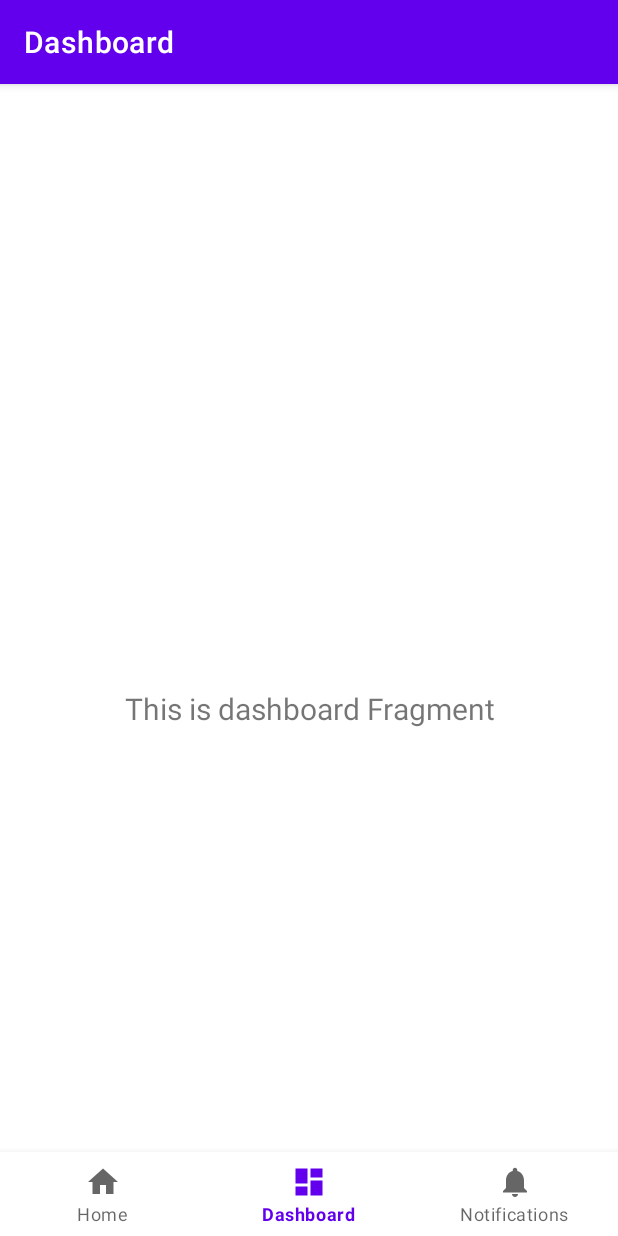
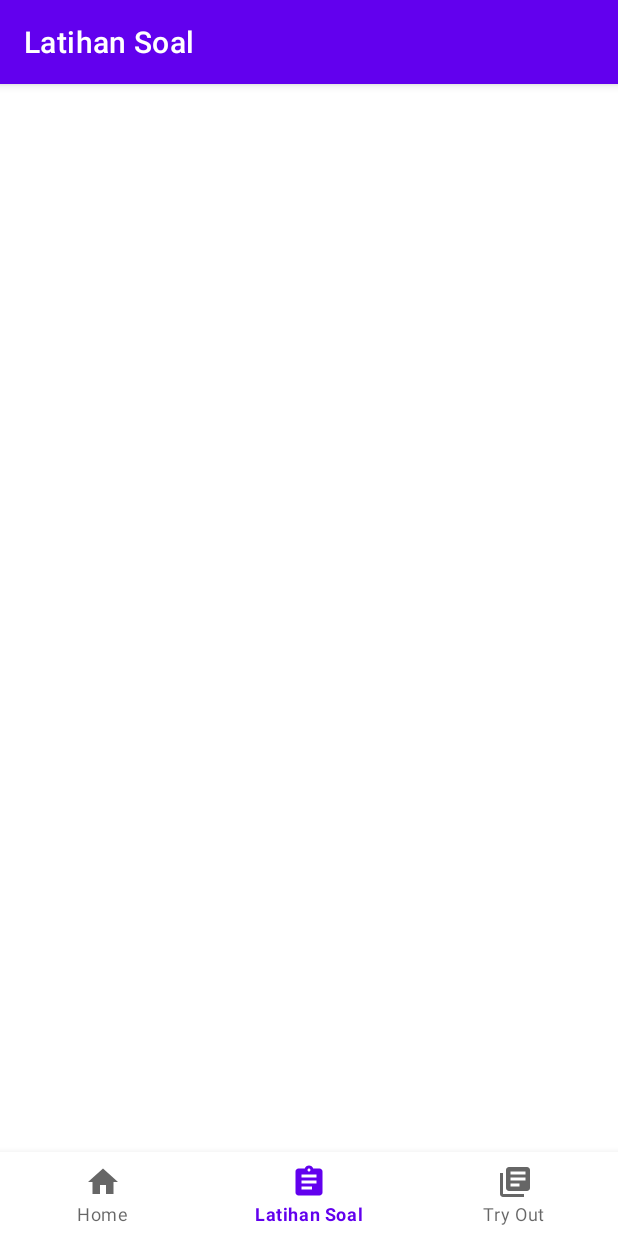
Before and after one commit to insankr12/AkuMau-Project, an Android app: the screen it shows after launch (MainActivity), item 2 of the bottom bar chosen, on a phone screen of 412 x 824 dp. Run offline under Robolectric (Android 15) with nearby library versions, the phone set to English and light mode, and no system bars; our stand-ins replace navigation-ui.

Commit message:
Menambahkan item Latihan soal dan Tryout di Bottom Navigation

```diff
--- /dev/null
+++ b/app/src/main/java/com/example/akumau/LatihanSoalFragment.kt
@@ -0,0 +1,59 @@
+package com.example.akumau
+
+import android.os.Bundle
+import androidx.fragment.app.Fragment
+import android.view.LayoutInflater
+import android.view.View
+import android.view.ViewGroup
+
+// TODO: Rename parameter arguments, choose names that match
+// the fragment initialization parameters, e.g. ARG_ITEM_NUMBER
+private const val ARG_PARAM1 = "param1"
+private const val ARG_PARAM2 = "param2"
+
+/**
+ * A simple [Fragment] subclass.
+ * Use the [LatihanSoalFragment.newInstance] factory method to
+ * create an instance of this fragment.
+ */
+class LatihanSoalFragment : Fragment() {
+    // TODO: Rename and change types of parameters
+    private var param1: String? = null
+    private var param2: String? = null
+
+    override fun onCreate(savedInstanceState: Bundle?) {
+        super.onCreate(savedInstanceState)
+        arguments?.let {
+            param1 = it.getString(ARG_PARAM1)
+            param2 = it.getString(ARG_PARAM2)
+        }
+    }
+
+    override fun onCreateView(
+        inflater: LayoutInflater, container: ViewGroup?,
+        savedInstanceState: Bundle?
+    ): View? {
+        // Inflate the layout for this fragment
+        return inflater.inflate(R.layout.fragment_latihan_soal, container, false)
+    }
+
+    companion object {
+        /**
+         * Use this factory method to create a new instance of
+         * this fragment using the provided parameters.
+         *
+         * @param param1 Parameter 1.
+         * @param param2 Parameter 2.
+         * @return A new instance of fragment LatihanSoalFragment.
+         */
+        // TODO: Rename and change types and number of parameters
+        @JvmStatic
+        fun newInstance(param1: String, param2: String) =
+            LatihanSoalFragment().apply {
+                arguments = Bundle().apply {
+                    putString(ARG_PARAM1, param1)
+                    putString(ARG_PARAM2, param2)
+                }
+            }
+    }
+}
--- a/app/src/main/java/com/example/akumau/MainActivity.kt
+++ b/app/src/main/java/com/example/akumau/MainActivity.kt
@@ -26,7 +26,7 @@ class MainActivity : AppCompatActivity() {
         // menu should be considered as top level destinations.
         val appBarConfiguration = AppBarConfiguration(
             setOf(
-                R.id.navigation_home, R.id.navigation_dashboard, R.id.navigation_notifications
+                R.id.navigation_home, R.id.navigation_latihan_soal, R.id.navigation_try_out
             )
         )
         setupActionBarWithNavController(navController, appBarConfiguration)
--- a/app/src/main/java/com/example/akumau/ui/dashboard/DashboardFragment.kt
+++ /dev/null
@@ -1,42 +0,0 @@
-package com.example.akumau.ui.dashboard
-
-import android.os.Bundle
-import android.view.LayoutInflater
-import android.view.View
-import android.view.ViewGroup
-import android.widget.TextView
-import androidx.fragment.app.Fragment
-import androidx.lifecycle.ViewModelProvider
-import com.example.akumau.databinding.FragmentDashboardBinding
-
-class DashboardFragment : Fragment() {
-
-    private var _binding: FragmentDashboardBinding? = null
-
-    // This property is only valid between onCreateView and
-    // onDestroyView.
-    private val binding get() = _binding!!
-
-    override fun onCreateView(
-        inflater: LayoutInflater,
-        container: ViewGroup?,
-        savedInstanceState: Bundle?
-    ): View {
-        val dashboardViewModel =
-            ViewModelProvider(this).get(DashboardViewModel::class.java)
-
-        _binding = FragmentDashboardBinding.inflate(inflater, container, false)
-        val root: View = binding.root
-
-        val textView: TextView = binding.textDashboard
-        dashboardViewModel.text.observe(viewLifecycleOwner) {
-            textView.text = it
-        }
-        return root
-    }
-
-    override fun onDestroyView() {
-        super.onDestroyView()
-        _binding = null
-    }
-}
--- a/app/src/main/java/com/example/akumau/ui/dashboard/DashboardViewModel.kt
+++ /dev/null
@@ -1,13 +0,0 @@
-package com.example.akumau.ui.dashboard
-
-import androidx.lifecycle.LiveData
-import androidx.lifecycle.MutableLiveData
-import androidx.lifecycle.ViewModel
-
-class DashboardViewModel : ViewModel() {
-
-    private val _text = MutableLiveData<String>().apply {
-        value = "This is dashboard Fragment"
-    }
-    val text: LiveData<String> = _text
-}
--- /dev/null
+++ b/app/src/main/res/drawable/ic_latihan_soal.xml
@@ -0,0 +1,5 @@
+<vector android:autoMirrored="true" android:height="24dp"
+    android:tint="#000000" android:viewportHeight="24"
+    android:viewportWidth="24" android:width="24dp" xmlns:android="http://schemas.android.com/apk/res/android">
+    <path android:fillColor="@android:color/white" android:pathData="M19,3h-4.18C14.4,1.84 13.3,1 12,1c-1.3,0 -2.4,0.84 -2.82,2L5,3c-1.1,0 -2,0.9 -2,2v14c0,1.1 0.9,2 2,2h14c1.1,0 2,-0.9 2,-2L21,5c0,-1.1 -0.9,-2 -2,-2zM12,3c0.55,0 1,0.45 1,1s-0.45,1 -1,1 -1,-0.45 -1,-1 0.45,-1 1,-1zM14,17L7,17v-2h7v2zM17,13L7,13v-2h10v2zM17,9L7,9L7,7h10v2z"/>
+</vector>
--- /dev/null
+++ b/app/src/main/res/drawable/ic_tryout.xml
@@ -0,0 +1,5 @@
+<vector android:height="24dp" android:tint="#000000"
+    android:viewportHeight="24" android:viewportWidth="24"
+    android:width="24dp" xmlns:android="http://schemas.android.com/apk/res/android">
+    <path android:fillColor="@android:color/white" android:pathData="M4,6L2,6v14c0,1.1 0.9,2 2,2h14v-2L4,20L4,6zM20,2L8,2c-1.1,0 -2,0.9 -2,2v12c0,1.1 0.9,2 2,2h12c1.1,0 2,-0.9 2,-2L22,4c0,-1.1 -0.9,-2 -2,-2zM19,11L9,11L9,9h10v2zM15,15L9,15v-2h6v2zM19,7L9,7L9,5h10v2z"/>
+</vector>
--- a/app/src/main/res/layout/fragment_dashboard.xml
+++ /dev/null
@@ -1,22 +0,0 @@
-<?xml version="1.0" encoding="utf-8"?>
-<androidx.constraintlayout.widget.ConstraintLayout xmlns:android="http://schemas.android.com/apk/res/android"
-    xmlns:app="http://schemas.android.com/apk/res-auto"
-    xmlns:tools="http://schemas.android.com/tools"
-    android:layout_width="match_parent"
-    android:layout_height="match_parent"
-    tools:context=".ui.dashboard.DashboardFragment">
-
-    <TextView
-        android:id="@+id/text_dashboard"
-        android:layout_width="match_parent"
-        android:layout_height="wrap_content"
-        android:layout_marginStart="8dp"
-        android:layout_marginTop="8dp"
-        android:layout_marginEnd="8dp"
-        android:textAlignment="center"
-        android:textSize="20sp"
-        app:layout_constraintBottom_toBottomOf="parent"
-        app:layout_constraintEnd_toEndOf="parent"
-        app:layout_constraintStart_toStartOf="parent"
-        app:layout_constraintTop_toTopOf="parent" />
-</androidx.constraintlayout.widget.ConstraintLayout>
--- /dev/null
+++ b/app/src/main/res/layout/fragment_latihan_soal.xml
@@ -0,0 +1,22 @@
+<?xml version="1.0" encoding="utf-8"?>
+<androidx.constraintlayout.widget.ConstraintLayout xmlns:android="http://schemas.android.com/apk/res/android"
+xmlns:app="http://schemas.android.com/apk/res-auto"
+xmlns:tools="http://schemas.android.com/tools"
+android:layout_width="match_parent"
+android:layout_height="match_parent"
+tools:context=".LatihanSoalFragment">
+
+<TextView
+    android:id="@+id/text_latihan_soal"
+    android:layout_width="match_parent"
+    android:layout_height="wrap_content"
+    android:layout_marginStart="8dp"
+    android:layout_marginTop="8dp"
+    android:layout_marginEnd="8dp"
+    android:textAlignment="center"
+    android:textSize="20sp"
+    app:layout_constraintBottom_toBottomOf="parent"
+    app:layout_constraintEnd_toEndOf="parent"
+    app:layout_constraintStart_toStartOf="parent"
+    app:layout_constraintTop_toTopOf="parent" />
+</androidx.constraintlayout.widget.ConstraintLayout>
--- a/app/src/main/res/menu/bottom_nav_menu.xml
+++ b/app/src/main/res/menu/bottom_nav_menu.xml
@@ -7,13 +7,13 @@
         android:title="@string/title_home" />
 
     <item
-        android:id="@+id/navigation_dashboard"
-        android:icon="@drawable/ic_dashboard_black_24dp"
-        android:title="@string/title_dashboard" />
+        android:id="@+id/navigation_latihan_soal"
+        android:icon="@drawable/ic_latihan_soal"
+        android:title="@string/title_latihan_soal" />
 
     <item
-        android:id="@+id/navigation_notifications"
-        android:icon="@drawable/ic_notifications_black_24dp"
-        android:title="@string/title_notifications" />
+        android:id="@+id/navigation_try_out"
+        android:icon="@drawable/ic_tryout"
+        android:title="@string/title_try_out" />
 
 </menu>
--- a/app/src/main/res/navigation/mobile_navigation.xml
+++ b/app/src/main/res/navigation/mobile_navigation.xml
@@ -12,14 +12,14 @@
         tools:layout="@layout/fragment_home" />
 
     <fragment
-        android:id="@+id/navigation_dashboard"
-        android:name="com.example.akumau.ui.dashboard.DashboardFragment"
-        android:label="@string/title_dashboard"
-        tools:layout="@layout/fragment_dashboard" />
+        android:id="@+id/navigation_latihan_soal"
+        android:name="com.example.akumau.LatihanSoalFragment"
+        android:label="@string/title_latihan_soal"
+        tools:layout="@layout/fragment_latihan_soal" />
 
     <fragment
-        android:id="@+id/navigation_notifications"
-        android:name="com.example.akumau.ui.notifications.NotificationsFragment"
-        android:label="@string/title_notifications"
-        tools:layout="@layout/fragment_notifications" />
+        android:id="@+id/navigation_try_out"
+        android:name="com.example.akumau.TryOutFragment"
+        android:label="@string/title_try_out"
+        tools:layout="@layout/fragment_try_out" />
 </navigation>
--- a/app/src/main/res/values/strings.xml
+++ b/app/src/main/res/values/strings.xml
@@ -1,6 +1,7 @@
 <resources>
     <string name="app_name">AkuMau</string>
     <string name="title_home">Home</string>
-    <string name="title_dashboard">Dashboard</string>
-    <string name="title_notifications">Notifications</string>
+    <string name="title_latihan_soal">Latihan Soal</string>
+    <string name="hello_blank_fragment">Hello blank fragment</string>
+    <string name="title_try_out">Try Out\n</string>
 </resources>
```
Also changed, not shown: app/src/main/java/com/example/akumau/TryOutFragment.kt (added, +59 -0 lines), app/src/main/java/com/example/akumau/ui/notifications/NotificationsFragment.kt (deleted, +0 -42 lines), app/src/main/java/com/example/akumau/ui/notifications/NotificationsViewModel.kt (deleted, +0 -13 lines), app/src/main/res/layout/fragment_notifications.xml (deleted, +0 -22 lines), app/src/main/res/layout/fragment_try_out.xml (added, +22 -0 lines).
